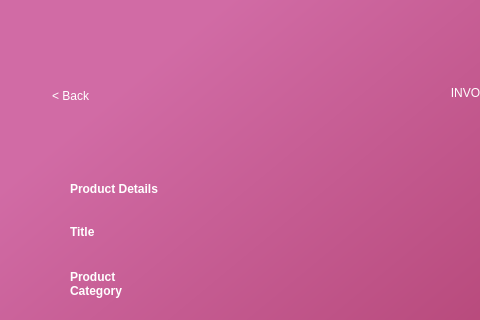
First picture: the form in invoice.ui, repository AnshulS853/Coursework_Prototype, before the edit; both pictures show x 0 to 480 and y 0 to 320 of the 950 by 900 pixel window.
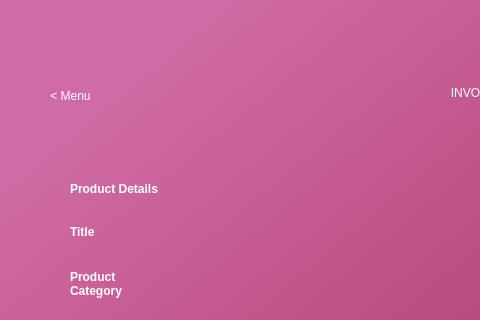
Second picture: the form after the edit.

The edit to the form file:
```diff
--- a/invoice.ui
+++ b/invoice.ui
@@ -71,7 +71,7 @@
 font: 14pt &quot;MS Shell Dlg 2&quot;; color:rgb(255, 255, 255)</string>
     </property>
     <property name="text">
-     <string>&lt; Back</string>
+     <string>&lt; Menu</string>
     </property>
    </widget>
    <widget class="QLabel" name="label_4">
```
